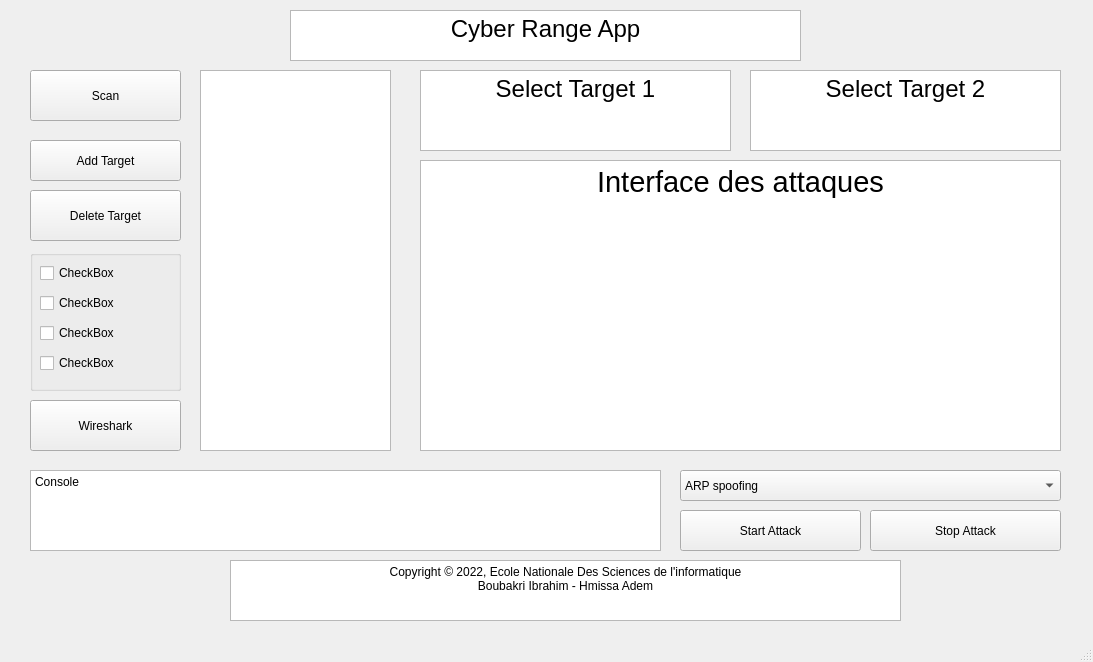
First picture: the form in form.ui, repository eobeob10/ENSI-Cyber-Range-App, before the edit.
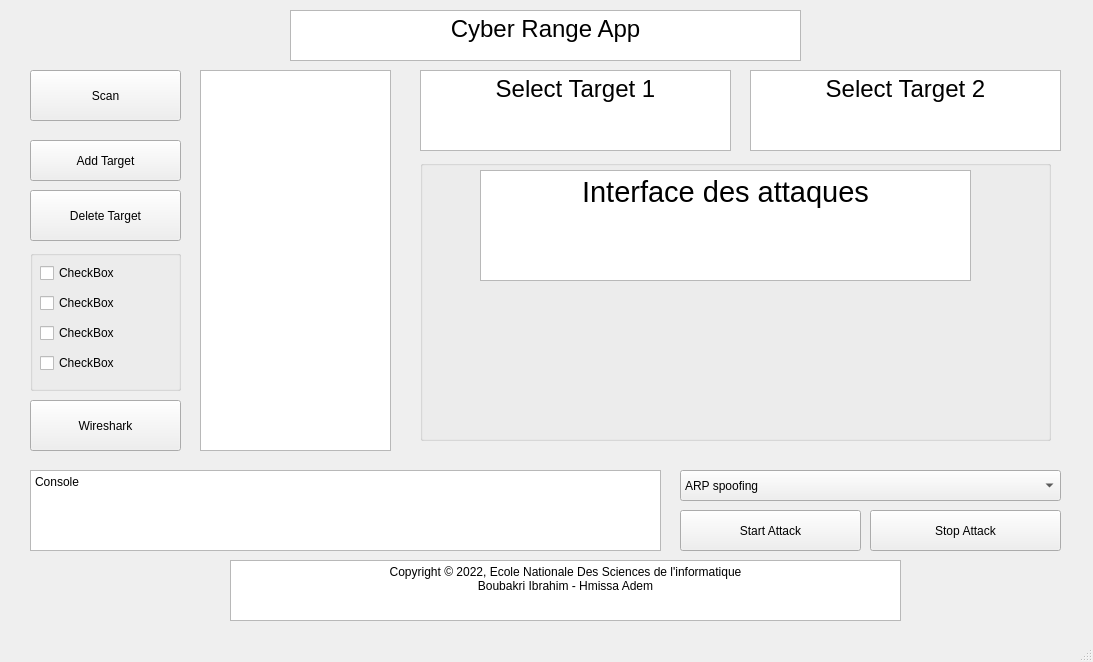
Second picture: the form after the edit.

```diff
--- a/form.ui
+++ b/form.ui
@@ -105,23 +105,6 @@
      <string>Wireshark</string>
     </property>
    </widget>
-   <widget class="QTextBrowser" name="interfaceAttack">
-    <property name="geometry">
-     <rect>
-      <x>420</x>
-      <y>160</y>
-      <width>641</width>
-      <height>291</height>
-     </rect>
-    </property>
-    <property name="html">
-     <string>&lt;!DOCTYPE HTML PUBLIC &quot;-//W3C//DTD HTML 4.0//EN&quot; &quot;http://www.w3.org/TR/REC-html40/strict.dtd&quot;&gt;
-&lt;html&gt;&lt;head&gt;&lt;meta name=&quot;qrichtext&quot; content=&quot;1&quot; /&gt;&lt;meta charset=&quot;utf-8&quot; /&gt;&lt;style type=&quot;text/css&quot;&gt;
-p, li { white-space: pre-wrap; }
-&lt;/style&gt;&lt;/head&gt;&lt;body style=&quot; font-family:'Cantarell'; font-size:11pt; font-weight:400; font-style:normal;&quot;&gt;
-&lt;p align=&quot;center&quot; style=&quot; margin-top:0px; margin-bottom:0px; margin-left:0px; margin-right:0px; -qt-block-indent:0; text-indent:0px;&quot;&gt;&lt;span style=&quot; font-family:'Segoe UI'; font-size:22pt;&quot;&gt;Interface des attaques&lt;/span&gt;&lt;/p&gt;&lt;/body&gt;&lt;/html&gt;</string>
-    </property>
-   </widget>
    <widget class="QTextBrowser" name="console">
     <property name="geometry">
      <rect>
@@ -298,6 +281,36 @@
 &lt;p align=&quot;center&quot; style=&quot; margin-top:0px; margin-bottom:0px; margin-left:0px; margin-right:0px; -qt-block-indent:0; text-indent:0px;&quot;&gt;&lt;span style=&quot; font-family:'Segoe UI'; font-size:18pt;&quot;&gt;Select Target 2&lt;/span&gt;&lt;/p&gt;&lt;/body&gt;&lt;/html&gt;</string>
     </property>
    </widget>
+   <widget class="QGroupBox" name="boxattacks">
+    <property name="geometry">
+     <rect>
+      <x>420</x>
+      <y>160</y>
+      <width>631</width>
+      <height>281</height>
+     </rect>
+    </property>
+    <property name="title">
+     <string/>
+    </property>
+    <widget class="QTextBrowser" name="interfaceAttack">
+     <property name="geometry">
+      <rect>
+       <x>60</x>
+       <y>10</y>
+       <width>491</width>
+       <height>111</height>
+      </rect>
+     </property>
+     <property name="html">
+      <string>&lt;!DOCTYPE HTML PUBLIC &quot;-//W3C//DTD HTML 4.0//EN&quot; &quot;http://www.w3.org/TR/REC-html40/strict.dtd&quot;&gt;
+&lt;html&gt;&lt;head&gt;&lt;meta name=&quot;qrichtext&quot; content=&quot;1&quot; /&gt;&lt;meta charset=&quot;utf-8&quot; /&gt;&lt;style type=&quot;text/css&quot;&gt;
+p, li { white-space: pre-wrap; }
+&lt;/style&gt;&lt;/head&gt;&lt;body style=&quot; font-family:'Sans Serif'; font-size:9pt; font-weight:400; font-style:normal;&quot;&gt;
+&lt;p align=&quot;center&quot; style=&quot; margin-top:0px; margin-bottom:0px; margin-left:0px; margin-right:0px; -qt-block-indent:0; text-indent:0px;&quot;&gt;&lt;span style=&quot; font-family:'Segoe UI'; font-size:22pt;&quot;&gt;Interface des attaques&lt;/span&gt;&lt;/p&gt;&lt;/body&gt;&lt;/html&gt;</string>
+     </property>
+    </widget>
+   </widget>
   </widget>
   <widget class="QMenuBar" name="menubar">
    <property name="geometry">
```
Left out of the diff: 16 changed lines with no effect on the pictures.
